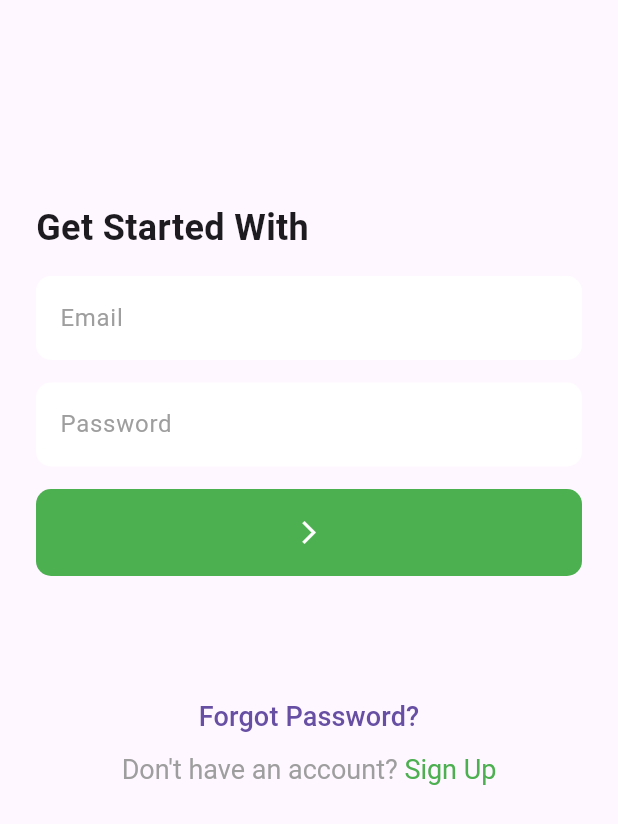
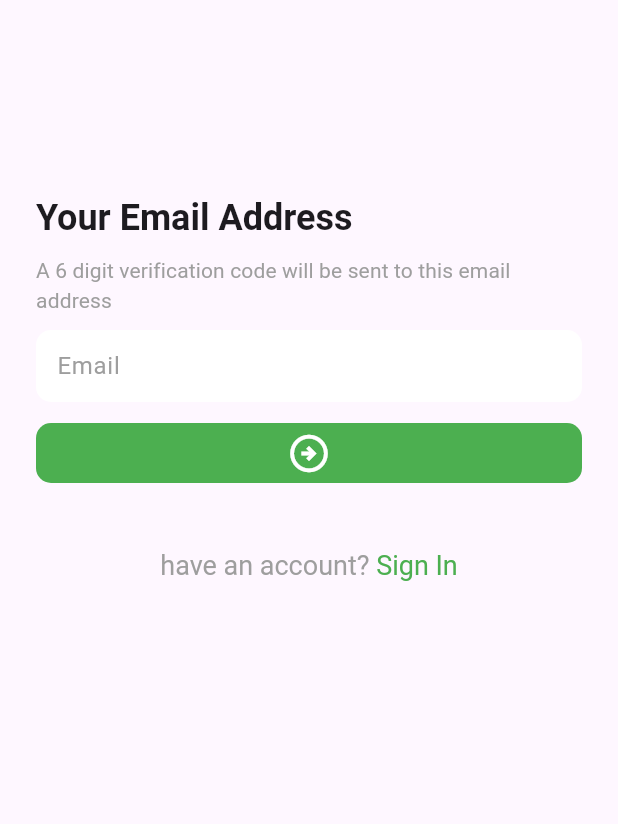
Before and after one commit to DinOfficial/task_manager, a Flutter app: the screen it shows after launch, after a tap on "Forgot Password?", on a phone screen of 412 x 824 dp. Shown: the top 824 px of the screen. Run offline on Flutter 3.47's test engine with Material 3 defaults, Android fonts, the phone set to English and light mode, and no system bars; our stand-ins replace flutter_svg.

Commit message:
verify email screen done

```diff
--- a/lib/ui/screens/app.dart
+++ b/lib/ui/screens/app.dart
@@ -1,5 +1,10 @@
 import 'package:flutter/material.dart';
 import 'package:untitled/ui/screens/flash_screen.dart';
+import 'package:untitled/ui/screens/forgot_password_email_screen.dart';
+import 'package:untitled/ui/screens/otp_verify_screen.dart';
+import 'package:untitled/ui/screens/sign_up_screen.dart';
+
+import 'log_in_screen.dart';
 
 class TaskManagerApp extends StatefulWidget {
   const TaskManagerApp({super.key});
@@ -20,6 +25,7 @@ class _TaskManagerAppState extends State<TaskManagerApp> {
           hintStyle: TextStyle(color: Colors.grey),
           filled: true,
           fillColor: Colors.white,
+          contentPadding: EdgeInsets.symmetric(horizontal: 10, vertical: 5),
           border: OutlineInputBorder(
             borderRadius: BorderRadius.circular(10),
             borderSide: BorderSide.none,
@@ -39,16 +45,28 @@ class _TaskManagerAppState extends State<TaskManagerApp> {
         ),
         filledButtonTheme: FilledButtonThemeData(
           style: FilledButton.styleFrom(
-            padding: EdgeInsets.symmetric(horizontal: 10, vertical: 20),
-            shape: RoundedRectangleBorder(borderRadius: BorderRadius.circular(10)),
+            // padding: EdgeInsets.symmetric(horizontal: 10, vertical: 20),
+            shape: RoundedRectangleBorder(
+              borderRadius: BorderRadius.circular(10),
+            ),
             fixedSize: Size.fromWidth(double.maxFinite),
             backgroundColor: Colors.green,
             foregroundColor: Colors.white,
           ),
         ),
+        textTheme: TextTheme(
+          titleLarge: TextStyle(fontSize: 24, fontWeight: FontWeight.w600),
+          labelLarge: TextStyle(fontSize: 14, fontWeight: FontWeight.w400, color: Colors.grey)
+        ),
       ),
       initialRoute: FlashScreen().name,
-      routes: {FlashScreen().name: (context) => FlashScreen()},
+      routes: <String, WidgetBuilder>{
+        FlashScreen().name: (_) => FlashScreen(),
+        SignUpScreen().name: (_) => SignUpScreen(),
+        SignInScreen().name: (_) => SignInScreen(),
+        ForgotPasswordEmailScreen().name: (_) => ForgotPasswordEmailScreen(),
+        OtpVerifyScreen().name: (_) => OtpVerifyScreen(),
+      },
     );
   }
 }
--- a/lib/ui/screens/flash_screen.dart
+++ b/lib/ui/screens/flash_screen.dart
@@ -22,7 +22,7 @@ class _FlashScreenState extends State<FlashScreen> {
 
   Future<void> _navigateToNextPage() async {
     await Future.delayed(const Duration(seconds: 2));
-    Navigator.pushReplacement(context, MaterialPageRoute(builder: (context) => LogInScreen()));
+    Navigator.pushReplacement(context, MaterialPageRoute(builder: (context) => SignInScreen()));
   }
 
   @override
--- /dev/null
+++ b/lib/ui/screens/forgot_password_email_screen.dart
@@ -0,0 +1,73 @@
+import 'package:flutter/gestures.dart';
+import 'package:flutter/material.dart';
+import 'package:untitled/ui/screens/log_in_screen.dart';
+import 'package:untitled/ui/screens/otp_verify_screen.dart';
+import 'package:untitled/ui/widgets/screen_background.dart';
+
+class ForgotPasswordEmailScreen extends StatefulWidget {
+  const ForgotPasswordEmailScreen({super.key});
+
+  final String name = '/forgot-password-email';
+
+  @override
+  State<ForgotPasswordEmailScreen> createState() => _ForgotPasswordEmailScreenState();
+}
+
+class _ForgotPasswordEmailScreenState extends State<ForgotPasswordEmailScreen> {
+  @override
+  Widget build(BuildContext context) {
+    return Scaffold(
+      body: SingleChildScrollView(
+        padding: EdgeInsets.symmetric(horizontal: 24, vertical: 20),
+        child: ScreenBackground(
+          child: Column(
+            mainAxisAlignment: MainAxisAlignment.start,
+            crossAxisAlignment: CrossAxisAlignment.start,
+            spacing: 10,
+            children: [
+              const SizedBox(height: 100),
+              Text(
+                'Your Email Address',
+                style: Theme.of(context).textTheme.titleLarge,
+              ),
+              Text(
+                'A 6 digit verification code will be sent to this email address',
+                style: Theme.of(context).textTheme.labelLarge,
+              ),
+              TextField(decoration: InputDecoration(hintText: 'Email')),
+              FilledButton(
+                onPressed: _otpScreen,
+                style: FilledButton.styleFrom(),
+                child: Icon(Icons.arrow_circle_right_outlined, size: 30,),
+              ),
+              const SizedBox(height: 20),
+              Center(
+                child: RichText(
+                  text: TextSpan(
+                    text: 'have an account? ',
+                    style: TextStyle(color: Colors.grey, fontSize: 18),
+                    children: [
+                      TextSpan(
+                        text: 'Sign In',
+                        style: TextStyle(color: Colors.green),
+                        recognizer: TapGestureRecognizer()..onTap = _signIn,
+                      ),
+                    ],
+                  ),
+                ),
+              ),
+            ],
+          ),
+        ),
+      ),
+    );
+  }
+
+  void _signIn() {
+    Navigator.pushNamed(context, SignInScreen().name);
+  }
+
+  void _otpScreen() {
+    Navigator.pushNamed(context, OtpVerifyScreen().name);
+  }
+}
--- a/lib/ui/screens/log_in_screen.dart
+++ b/lib/ui/screens/log_in_screen.dart
@@ -1,16 +1,19 @@
 import 'package:flutter/gestures.dart';
 import 'package:flutter/material.dart';
+import 'package:untitled/ui/screens/forgot_password_email_screen.dart';
+import 'package:untitled/ui/screens/sign_up_screen.dart';
 import 'package:untitled/ui/widgets/screen_background.dart';
 
-class LogInScreen extends StatefulWidget {
-  const LogInScreen({super.key});
-  final String name = '/log-in-screen';
+class SignInScreen extends StatefulWidget {
+  const SignInScreen({super.key});
+
+  final String name = '/sign-in-screen';
 
   @override
-  State<LogInScreen> createState() => _LogInScreenState();
+  State<SignInScreen> createState() => _SignInScreenState();
 }
 
-class _LogInScreenState extends State<LogInScreen> {
+class _SignInScreenState extends State<SignInScreen> {
   @override
   Widget build(BuildContext context) {
     return Scaffold(
@@ -20,34 +23,47 @@ class _LogInScreenState extends State<LogInScreen> {
           child: Column(
             mainAxisAlignment: MainAxisAlignment.start,
             crossAxisAlignment: CrossAxisAlignment.start,
-            spacing: 15,
+            spacing: 10,
             children: [
               const SizedBox(height: 100),
-              Text('Get Started With', style: TextStyle(fontSize: 24, fontWeight: FontWeight.w600)),
+              Text(
+                'Get Started With',
+                style: Theme.of(context).textTheme.titleLarge,
+              ),
               TextField(decoration: InputDecoration(hintText: 'Email')),
               TextField(decoration: InputDecoration(hintText: 'Password')),
               FilledButton(
-                onPressed: () {},
+                onPressed: _onSignUp,
                 style: FilledButton.styleFrom(),
-                child: Icon(Icons.arrow_forward_ios_outlined),
+                child: Icon(Icons.arrow_circle_right_outlined, size: 30,),
               ),
               const SizedBox(height: 40),
               Center(
                 child: Column(
                   children: [
-                    TextButton(onPressed: (){}, child: Text('Forgot Password?', style: TextStyle(fontSize: 18),)),
-                    RichText(text: TextSpan(
+                    TextButton(
+                      onPressed: _onForgotPasswordEmail,
+                      child: Text(
+                        'Forgot Password?',
+                        style: TextStyle(fontSize: 18),
+                      ),
+                    ),
+                    RichText(
+                      text: TextSpan(
                         text: 'Don\'t have an account? ',
                         style: TextStyle(color: Colors.grey, fontSize: 18),
                         children: [
-                          TextSpan(text: 'Sign Up', style: TextStyle(color: Colors.green), recognizer: TapGestureRecognizer()..onTap = () {} )
-                        ]
+                          TextSpan(
+                            text: 'Sign Up',
+                            style: TextStyle(color: Colors.green),
+                            recognizer: TapGestureRecognizer()..onTap = _onSignUp,
+                          ),
+                        ],
+                      ),
                     ),
-                    )
                   ],
                 ),
-              )
-
+              ),
             ],
           ),
         ),
@@ -55,11 +71,11 @@ class _LogInScreenState extends State<LogInScreen> {
     );
   }
 
+  void _onForgotPasswordEmail() {
+    Navigator.pushNamed(context, ForgotPasswordEmailScreen().name);
+  }
 
-  void _onNavigate(){}
-
-  void _onForgotPassword(){}
-
-  void _onSignUp(){}
-
+  void _onSignUp() {
+    Navigator.pushNamed(context, SignUpScreen().name);
+  }
 }
--- a/pubspec.yaml
+++ b/pubspec.yaml
@@ -35,6 +35,7 @@ dependencies:
   # Use with the CupertinoIcons class for iOS style icons.
   cupertino_icons: ^1.0.8
   flutter_svg: ^2.2.1
+  pin_code_fields: ^8.0.1
 
 dev_dependencies:
   flutter_test:
```
Also changed, not shown: lib/ui/screens/otp_verify_screen.dart (added, +68 -0 lines), lib/ui/screens/sign_up_screen.dart (added, +72 -0 lines), pubspec.lock.
